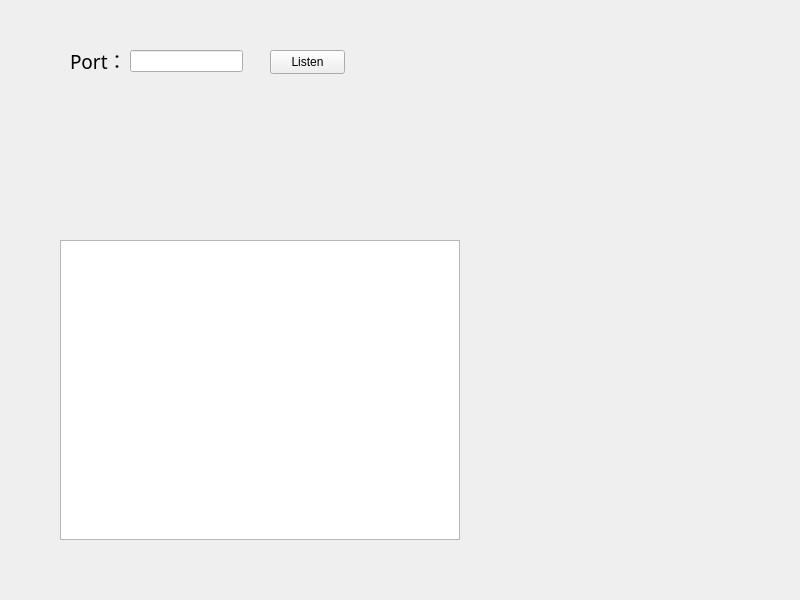
Qt form src/serverui.ui (vv12138vv/VchatServer) before a commit.
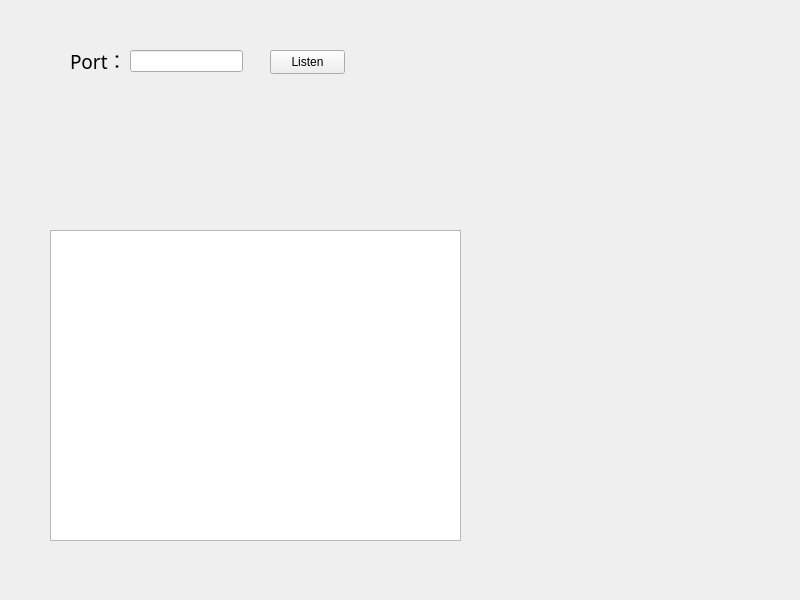
The same form after that commit.

```diff
--- a/src/serverui.ui
+++ b/src/serverui.ui
@@ -16,10 +16,10 @@
   <widget class="QTextBrowser" name="systemTextBrowser">
    <property name="geometry">
     <rect>
-     <x>60</x>
-     <y>240</y>
-     <width>400</width>
-     <height>300</height>
+     <x>50</x>
+     <y>230</y>
+     <width>411</width>
+     <height>311</height>
     </rect>
    </property>
   </widget>
```
